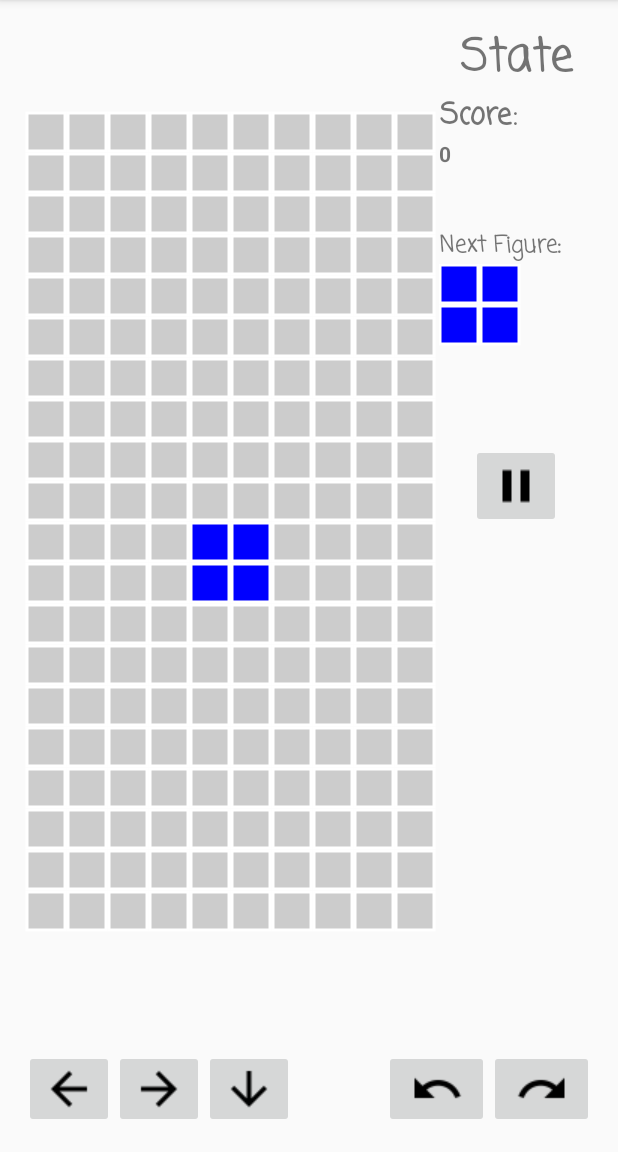
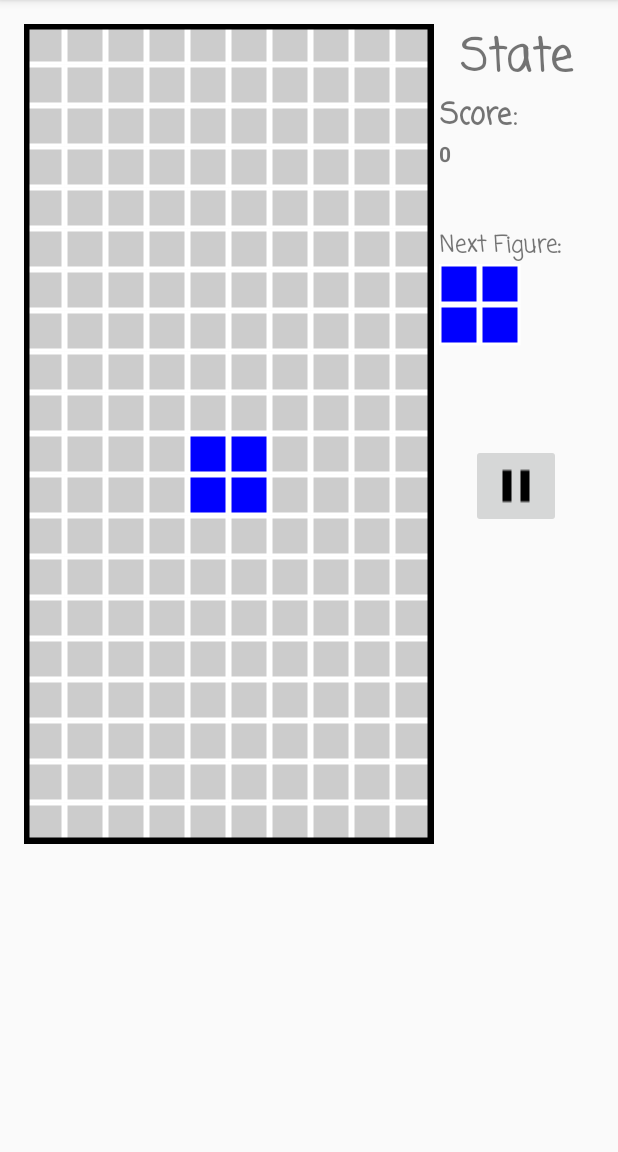
Before and after one commit to rus13/Tetris, an Android app: the screen it shows after launch (TetrisActivity), on a phone screen of 412 x 824 dp, the part 84-1236 px from its top. Run offline under Robolectric (Android 15) with nearby library versions, the phone set to English and light mode, and no system bars.

Commit message:
removed buttons, used touch input instead created border

```diff
--- a/app/src/main/java/com/ruslan/tetris/GridView.java
+++ b/app/src/main/java/com/ruslan/tetris/GridView.java
@@ -12,9 +12,6 @@ import android.view.View;
  *
  */
 public class GridView extends View {
-    private int default_cell_size;
-    private int blank_color;
-
     private Paint fill_paint;
     private Paint stroke_paint;
 
@@ -45,21 +42,14 @@ public class GridView extends View {
         rows = cont.getResources().getInteger(R.integer.blocksY);
         columns = cont.getResources().getInteger(R.integer.blocksX);
         // Set up colors and default values
-        default_cell_size = cont.getResources().getInteger(R.integer.default_cell_size);
-        blank_color = cont.getResources().getInteger(R.integer.blank_color);
-        int stroke_color = cont.getResources().getInteger(R.integer.stroke_color);
-        int stroke_width = cont.getResources().getInteger(R.integer.stroke_width);
         // Set up a default fill Paint
         fill_paint = new Paint();
         fill_paint.setAntiAlias(true);
-        fill_paint.setColor(blank_color);
         fill_paint.setStyle(Paint.Style.FILL);
         // Set up a default stroke Paint
         stroke_paint = new Paint();
         stroke_paint.setAntiAlias(true);
-        stroke_paint.setColor(stroke_color);
         stroke_paint.setStyle(Paint.Style.STROKE);
-        stroke_paint.setStrokeWidth(stroke_width);
     }
     @Override
     protected void onMeasure(int widthMeasureSpec, int heightMeasureSpec) {
@@ -69,6 +59,7 @@ public class GridView extends View {
         int heightMsMode = MeasureSpec.getMode(heightMeasureSpec);
         int heightMsSize = MeasureSpec.getSize(heightMeasureSpec);
         // Determine controller columns and rows: either default size or passed size
+        int default_cell_size = getContext().getResources().getInteger(R.integer.default_cell_size);
         int vw = (widthMsMode == MeasureSpec.UNSPECIFIED) ? columns * default_cell_size : widthMsSize;
         int vh = (heightMsMode == MeasureSpec.UNSPECIFIED) ? rows * default_cell_size : heightMsSize;
         // Determine cell columns and rows
@@ -77,19 +68,24 @@ public class GridView extends View {
         double size = Math.min(cw, ch);
         cell_size = (int) Math.floor(size);
         // Determine offset
-        offset_x = (vw - cell_size * columns) / 2;
-        offset_y = (vh - cell_size * rows) / 2;
+//        offset_x = (vw - cell_size * columns) / 2;
+//        offset_y = (vh - cell_size * rows) / 2;
         // Satisfy contract by calling setMeasuredDimension
-        setMeasuredDimension(2 * offset_x + columns * cell_size, 2 * offset_y + rows * cell_size);
+        setMeasuredDimension(columns * cell_size, rows * cell_size);
     }
     @Override
     protected void onDraw(Canvas canvas) {
         super.onDraw(canvas);
         // draw grid && figure
+        int blank_color = getContext().getResources().getInteger(R.integer.blank_color);
+        int stroke_color = getContext().getResources().getInteger(R.integer.stroke_color);
+        int stroke_width = getContext().getResources().getInteger(R.integer.stroke_width);
+        stroke_paint.setColor(stroke_color);
+        stroke_paint.setStrokeWidth(stroke_width);
         for (int r = 0; r < rows; r++) {
             for (int c = 0; c < columns; c++) {
-                int dx = c * cell_size + offset_x;
-                int dy = (rows - r - 1)* cell_size + offset_y;
+                int dx = c * cell_size;
+                int dy = (rows - r - 1)* cell_size;
                 Rect rect = new Rect(dx + 1, dy + 1, dx + cell_size - 2, dy + cell_size - 2);
                 if(model.isOccupiedAt(r,c))
                     fill_paint.setColor(model.colorAt(r,c));
@@ -99,6 +95,12 @@ public class GridView extends View {
                 canvas.drawRect(rect, stroke_paint);
             }
         }
+        //draw border
+        Rect rect = new Rect(1, 1, columns * cell_size - 2, rows * cell_size - 2);
+        int black_color =  getContext().getResources().getInteger(R.integer.black_color);
+        stroke_paint.setColor(black_color);
+        stroke_paint.setStrokeWidth(stroke_width * 3);
+        canvas.drawRect(rect, stroke_paint);
     }
     public void setModel(TetrisModel m){
         model = m;
--- a/app/src/main/java/com/ruslan/tetris/TetrisActivity.java
+++ b/app/src/main/java/com/ruslan/tetris/TetrisActivity.java
@@ -1,14 +1,14 @@
 package com.ruslan.tetris;
-import android.media.Image;
 import android.os.Handler;
+import android.support.v4.view.GestureDetectorCompat;
 import android.support.v7.app.AppCompatActivity;
 import android.os.Bundle;
+import android.view.GestureDetector;
 import android.view.Menu;
 import android.view.MenuInflater;
 import android.view.MenuItem;
 import android.view.MotionEvent;
 import android.view.View;
-import android.widget.Button;
 import android.widget.ImageButton;
 import android.widget.TextView;
 
@@ -16,7 +16,11 @@ public class TetrisActivity extends AppCompatActivity {
     TetrisController controller;
     TetrisModel model;
 
+    GestureDetectorCompat mDetector;
+    MyGestureListener gestureListener;
+
     boolean pause;
+    int cell_size;
 
     @Override
     protected void onCreate(Bundle savedInstanceState) {
@@ -33,6 +37,8 @@ public class TetrisActivity extends AppCompatActivity {
         NextFigureView nf = (NextFigureView) findViewById(R.id.next_figure);
         nf.setModel(model);
         pause = false;
+        gestureListener = new MyGestureListener(controller);
+        mDetector = new GestureDetectorCompat(this, gestureListener);
         //Create Button listener
         setUpButtonListener();
         controller.start();
@@ -60,56 +66,60 @@ public class TetrisActivity extends AppCompatActivity {
     @Override
     protected void onPause(){
         super.onPause();
+        pause = true;
         controller.processEvent(TetrisController.InputEvent.PAUSE);
     }
     @Override
     protected void onResume(){
         super.onResume();
+        GridView g = (GridView) findViewById(R.id.tetris_view);
+        cell_size = g.getCellSize();
+        pause = false;
         controller.processEvent(TetrisController.InputEvent.RESUME);
     }
     // Initialize the button listener, also use lock object to synchronize the action of the game and the user
     private void setUpButtonListener() {
-        ImageButton ibutton = (ImageButton) findViewById(R.id.button_left);
-        assert ibutton != null;
-        ibutton.setOnClickListener(new View.OnClickListener() {
-            public void onClick(View v) {
-                controller.processEvent(TetrisController.InputEvent.LEFT);
-            }
-        });
-        ibutton = (ImageButton) findViewById(R.id.button_right);
-        assert ibutton != null;
-        ibutton.setOnClickListener(new View.OnClickListener() {
-            public void onClick(View v) {
-                    controller.processEvent(TetrisController.InputEvent.RIGHT);
-            }
-        });
-        ibutton = (ImageButton) findViewById(R.id.button_down);
-        assert ibutton != null;
-        ibutton.setOnTouchListener(new View.OnTouchListener() {
-            @Override
-            public boolean onTouch(View v, MotionEvent event) {
-                if (event.getAction() == MotionEvent.ACTION_DOWN) {
-                    controller.processEvent(TetrisController.InputEvent.DOWN_START);
-                } else if (event.getAction() == MotionEvent.ACTION_UP) {
-                    controller.processEvent(TetrisController.InputEvent.DOWN_END);
-                }
-                return true;
-            }
-        });
-        ibutton = (ImageButton) findViewById(R.id.button_rotate_left);
-        assert ibutton != null;
-        ibutton.setOnClickListener(new View.OnClickListener() {
-            public void onClick(View v) {
-                    controller.processEvent(TetrisController.InputEvent.ROTATE_LEFT);
-                }
-        });
-        ibutton = (ImageButton) findViewById(R.id.button_rotate_right);
-        assert ibutton != null;
-        ibutton.setOnClickListener(new View.OnClickListener() {
-            public void onClick(View v) {
-                controller.processEvent(TetrisController.InputEvent.ROTATE_RIGHT);
-            }
-        });
+//        ImageButton ibutton = (ImageButton) findViewById(R.id.button_left);
+//        assert ibutton != null;
+//        ibutton.setOnClickListener(new View.OnClickListener() {
+//            public void onClick(View v) {
+//                controller.processEvent(TetrisController.InputEvent.LEFT);
+//            }
+//        });
+//        ibutton = (ImageButton) findViewById(R.id.button_right);
+//        assert ibutton != null;
+//        ibutton.setOnClickListener(new View.OnClickListener() {
+//            public void onClick(View v) {
+//                    controller.processEvent(TetrisController.InputEvent.RIGHT);
+//            }
+//        });
+//        ibutton = (ImageButton) findViewById(R.id.button_down);
+//        assert ibutton != null;
+//        ibutton.setOnTouchListener(new View.OnTouchListener() {
+//            @Override
+//            public boolean onTouch(View v, MotionEvent event) {
+//                if (event.getAction() == MotionEvent.ACTION_DOWN) {
+//                    controller.processEvent(TetrisController.InputEvent.DOWN_START);
+//                } else if (event.getAction() == MotionEvent.ACTION_UP) {
+//                    controller.processEvent(TetrisController.InputEvent.DOWN_END);
+//                }
+//                return true;
+//            }
+//        });
+//        ibutton = (ImageButton) findViewById(R.id.button_rotate_left);
+//        assert ibutton != null;
+//        ibutton.setOnClickListener(new View.OnClickListener() {
+//            public void onClick(View v) {
+//                    controller.processEvent(TetrisController.InputEvent.ROTATE_LEFT);
+//                }
+//        });
+//        ibutton = (ImageButton) findViewById(R.id.button_rotate_right);
+//        assert ibutton != null;
+//        ibutton.setOnClickListener(new View.OnClickListener() {
+//            public void onClick(View v) {
+//                controller.processEvent(TetrisController.InputEvent.ROTATE_RIGHT);
+//            }
+//        });
         final ImageButton pause_button = (ImageButton) findViewById(R.id.button_pause);
         assert pause_button != null;
         pause_button.setOnClickListener(new View.OnClickListener() {
@@ -127,6 +137,13 @@ public class TetrisActivity extends AppCompatActivity {
         });
     }
 
+    @Override
+    public boolean onTouchEvent(MotionEvent event) {
+        GridView g = (GridView) findViewById(R.id.tetris_view);
+        gestureListener.setStepSize(g.getCellSize() * 1.5F);
+        mDetector.onTouchEvent(event);
+        return super.onTouchEvent(event);
+    }
 
     public void update(){
         Handler handler = new Handler();
@@ -150,4 +167,59 @@ public class TetrisActivity extends AppCompatActivity {
         t.setText(text);
     }
 
+    class MyGestureListener extends GestureDetector.SimpleOnGestureListener {
+        TetrisController controller;
+
+        float step_size;
+        float distX;
+        float distY;
+
+        MyGestureListener(TetrisController tc){
+            super();
+            controller = tc;
+            distX = 0;
+            distY = 0;
+        }
+        @Override
+        public boolean onScroll(MotionEvent e1, MotionEvent e2, float distanceX, float distanceY){
+            if(Math.abs(distanceY) > Math.abs(distanceX)){
+                distY += distanceY;
+
+                if(distY <= - step_size){
+                    controller.processEvent(TetrisController.InputEvent.DOWN);
+                    distY += step_size;
+                }
+            }
+            else{
+                distX += distanceX;
+                if(distX >= cell_size){
+                    controller.processEvent(TetrisController.InputEvent.LEFT);
+                    distX -= step_size;
+                }
+                if(distX <= - step_size){
+                    controller.processEvent(TetrisController.InputEvent.RIGHT);
+                    distX += step_size;
+                }
+            }
+            return true;
+        }
+        @Override
+        public boolean onSingleTapUp(MotionEvent event) {
+            if(event.getX() > getApplicationContext().getResources().getDisplayMetrics().widthPixels / 2)
+                controller.processEvent(TetrisController.InputEvent.ROTATE_RIGHT);
+            else
+                controller.processEvent(TetrisController.InputEvent.ROTATE_LEFT);
+            return true;
+        }
+//        @Override
+//        public boolean onFling(MotionEvent event1, MotionEvent event2, float velocityX, float velocityY) {
+//            if(velocityY > 10000){
+//                controller.processEvent(TetrisController.InputEvent.DOWN);
+//            }
+//            return true;
+//        }
+        public void setStepSize(float cs){
+            step_size = cs;
+        }
+    }
 }
--- a/app/src/main/java/com/ruslan/tetris/TetrisController.java
+++ b/app/src/main/java/com/ruslan/tetris/TetrisController.java
@@ -1,10 +1,9 @@
 package com.ruslan.tetris;
 
-import android.app.Activity;
 import android.os.Handler;
 
 public class TetrisController {
-    private final int min_speed = 70;
+    //private final int min_speed = 70;
     private final int default_speed = 700;
     State state;
 
@@ -36,12 +35,16 @@ public class TetrisController {
                     if(state == State.RUNNING)
                         model.rotateFigureRight();
                     break;
-                case DOWN_START:
-                    current_speed = min_speed;
+                case DOWN:
+                    if(state == State.RUNNING)
+                        model.moveFigureDown();
                     break;
-                case DOWN_END:
-                    current_speed = default_speed;
-                    break;
+//                case DOWN_START:
+//                    current_speed = min_speed;
+//                    break;
+//                case DOWN_END:
+//                    current_speed = default_speed;
+//                    break;
                 case PAUSE:
                     state = State.PAUSE;
                     break;
@@ -84,18 +87,6 @@ public class TetrisController {
         }, current_speed);
     }
 
-//    public void togglePause(){
-//        state = (state == State.PAUSE) ? State.RUNNING : State.PAUSE;
-//    }
-//
-//    public void pause(){
-//        state = State.PAUSE;
-//    }
-//
-//    public void resume(){
-//        state = State.RUNNING;
-//    }
-
     private void game_over() {
         activity.game_over();
     }
@@ -104,6 +95,6 @@ public class TetrisController {
         RUNNING, PAUSE, PLACE_FIGURE, GAME_OVER
     }
     enum InputEvent{
-        LEFT, RIGHT, DOWN_START, DOWN_END, ROTATE_LEFT, ROTATE_RIGHT, PAUSE, RESUME
+        LEFT, RIGHT, DOWN_START, DOWN_END, DOWN, ROTATE_LEFT, ROTATE_RIGHT, PAUSE, RESUME
     }
 }
--- a/app/src/main/res/layout/activity_main.xml
+++ b/app/src/main/res/layout/activity_main.xml
@@ -97,63 +97,63 @@
         </LinearLayout>
     </LinearLayout>
 
-    <RelativeLayout
-        android:id="@+id/buttons"
-        android:layout_width="wrap_content"
-        android:layout_height="wrap_content"
-        android:layout_weight="1"
-        android:orientation="horizontal">
+    <!--<RelativeLayout-->
+        <!--android:id="@+id/buttons"-->
+        <!--android:layout_width="wrap_content"-->
+        <!--android:layout_height="wrap_content"-->
+        <!--android:layout_weight="1"-->
+        <!--android:orientation="horizontal">-->
 
-        <LinearLayout
-            android:layout_width="match_parent"
-            android:layout_height="wrap_content"
-            android:layout_alignParentLeft="true">
+        <!--<LinearLayout-->
+            <!--android:layout_width="match_parent"-->
+            <!--android:layout_height="wrap_content"-->
+            <!--android:layout_alignParentLeft="true">-->
 
-            <ImageButton
-                android:id="@+id/button_left"
-                android:layout_width="wrap_content"
-                android:layout_height="wrap_content"
-                android:minHeight="60dp"
-                android:minWidth="60dp"
-                android:src="@drawable/arrow_left" />
+            <!--<ImageButton-->
+                <!--android:id="@+id/button_left"-->
+                <!--android:layout_width="wrap_content"-->
+                <!--android:layout_height="wrap_content"-->
+                <!--android:minHeight="60dp"-->
+                <!--android:minWidth="60dp"-->
+                <!--android:src="@drawable/arrow_left" />-->
 
-            <ImageButton
-                android:id="@+id/button_right"
-                android:layout_width="wrap_content"
-                android:layout_height="wrap_content"
-                android:minHeight="60dp"
-                android:minWidth="60dp"
-                android:src="@drawable/arrow_right" />
+            <!--<ImageButton-->
+                <!--android:id="@+id/button_right"-->
+                <!--android:layout_width="wrap_content"-->
+                <!--android:layout_height="wrap_content"-->
+                <!--android:minHeight="60dp"-->
+                <!--android:minWidth="60dp"-->
+                <!--android:src="@drawable/arrow_right" />-->
 
-            <ImageButton
-                android:id="@+id/button_down"
-                android:layout_width="wrap_content"
-                android:layout_height="wrap_content"
-                android:minHeight="60dp"
-                android:minWidth="60dp"
-                android:src="@drawable/down" />
-        </LinearLayout>
+            <!--<ImageButton-->
+                <!--android:id="@+id/button_down"-->
+                <!--android:layout_width="wrap_content"-->
+                <!--android:layout_height="wrap_content"-->
+                <!--android:minHeight="60dp"-->
+                <!--android:minWidth="60dp"-->
+                <!--android:src="@drawable/down" />-->
+        <!--</LinearLayout>-->
 
-        <LinearLayout
-            android:layout_width="wrap_content"
-            android:layout_height="wrap_content"
-            android:layout_alignParentRight="true">
+        <!--<LinearLayout-->
+            <!--android:layout_width="wrap_content"-->
+            <!--android:layout_height="wrap_content"-->
+            <!--android:layout_alignParentRight="true">-->
 
-            <ImageButton
-                android:id="@+id/button_rotate_right"
-                android:layout_width="wrap_content"
-                android:layout_height="wrap_content"
-                android:minHeight="70dp"
-                android:minWidth="70dp"
-                android:src="@drawable/rotate_left"/>
-            <ImageButton
-                android:id="@+id/button_rotate_left"
-                android:layout_width="wrap_content"
-                android:layout_height="wrap_content"
-                android:minHeight="70dp"
-                android:minWidth="70dp"
-                android:src="@drawable/rotate_right" />
-        </LinearLayout>
+            <!--<ImageButton-->
+                <!--android:id="@+id/button_rotate_right"-->
+                <!--android:layout_width="wrap_content"-->
+                <!--android:layout_height="wrap_content"-->
+                <!--android:minHeight="70dp"-->
+                <!--android:minWidth="70dp"-->
+                <!--android:src="@drawable/rotate_left"/>-->
+            <!--<ImageButton-->
+                <!--android:id="@+id/button_rotate_left"-->
+                <!--android:layout_width="wrap_content"-->
+                <!--android:layout_height="wrap_content"-->
+                <!--android:minHeight="70dp"-->
+                <!--android:minWidth="70dp"-->
+                <!--android:src="@drawable/rotate_right" />-->
+        <!--</LinearLayout>-->
 
-    </RelativeLayout>
+    <!--</RelativeLayout>-->
 </LinearLayout>
--- a/app/src/main/res/values/app_parameter.xml
+++ b/app/src/main/res/values/app_parameter.xml
@@ -4,6 +4,7 @@
     <integer name="blocksY">20</integer>
     <integer name="default_cell_size">20</integer>
     <integer name="blank_color">0xFFCCCCCC</integer>
+    <integer name="black_color">0xFF000000</integer>
     <integer name="stroke_color">0xFFFFFFFF</integer>
     <integer name="stroke_width">3</integer>
 
```
